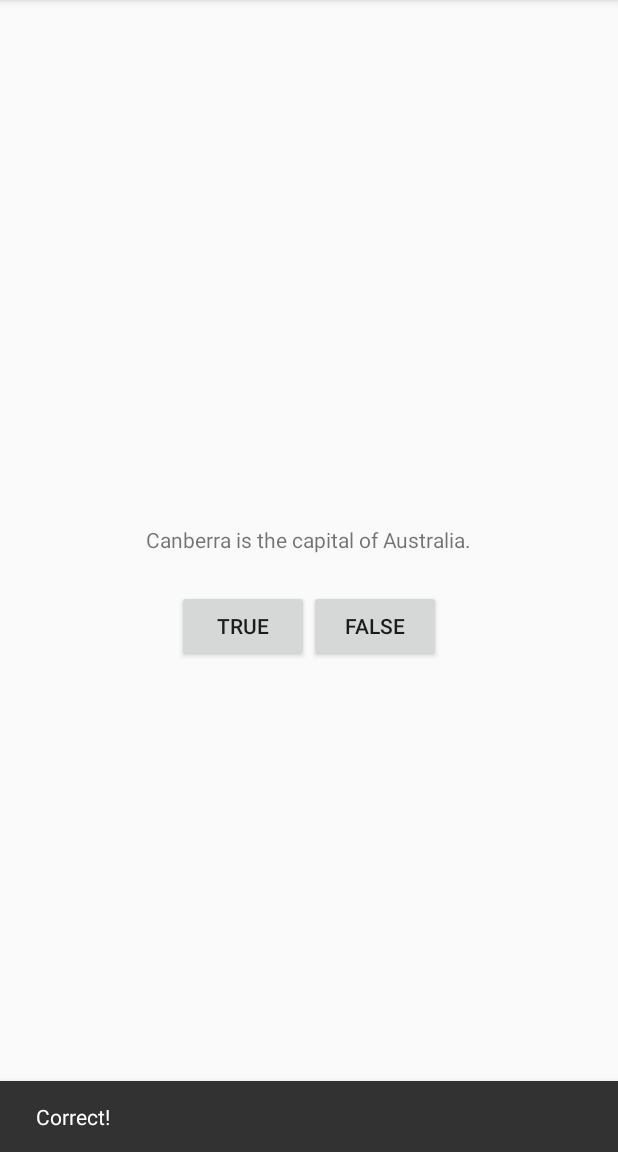
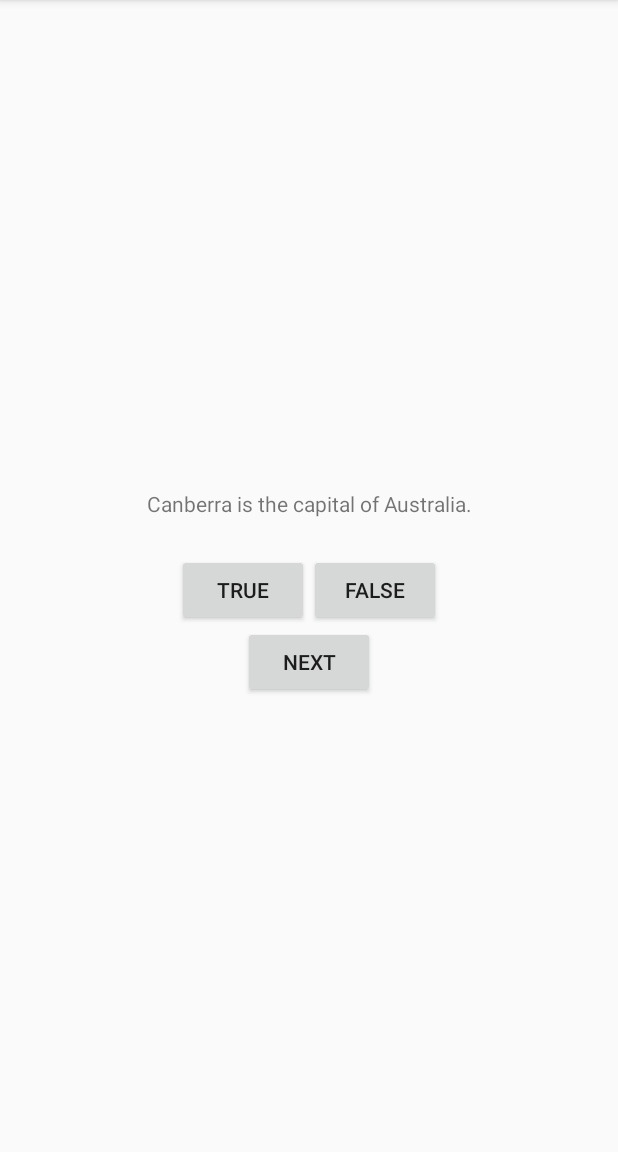
Before and after one commit to neoseurae12/GeoQuiz, an Android app: the screen it shows after launch (MainActivity), after a tap on "TRUE", on a phone screen of 412 x 824 dp, the part 84-1236 px from its top. Run offline under Robolectric (Android 15) with nearby library versions, the phone set to English and light mode, and no system bars.

Commit message:
feat: Interactive User Interfaces
- set the question text dynamically
- check user's answer

- data class (model)
- `tools:text`
- View Binding
- Vector Drawable
- Density-independent dimension units: dp, sp, etc.

```diff
--- a/app/src/main/java/com/bignerdranch/android/geoquiz/MainActivity.kt
+++ b/app/src/main/java/com/bignerdranch/android/geoquiz/MainActivity.kt
@@ -2,36 +2,63 @@ package com.bignerdranch.android.geoquiz
 
 import android.os.Bundle
 import android.view.View
-import android.widget.Button
+import android.widget.Toast
 import androidx.appcompat.app.AppCompatActivity
-import com.google.android.material.snackbar.Snackbar
+import com.bignerdranch.android.geoquiz.databinding.ActivityMainBinding
 
 class MainActivity : AppCompatActivity() {
 
-    private lateinit var trueButton: Button
-    private lateinit var falseButton: Button
+    private lateinit var binding: ActivityMainBinding
+
+    private val questionBank = listOf(
+        Question(R.string.question_australia, true),
+        Question(R.string.question_oceans, true),
+        Question(R.string.question_mideast, false),
+        Question(R.string.question_africa, false),
+        Question(R.string.question_americas, true),
+        Question(R.string.question_asia, true),
+    )
+
+    private var currentIndex = 0
 
     override fun onCreate(savedInstanceState: Bundle?) {
         super.onCreate(savedInstanceState)
-        setContentView(R.layout.activity_main)
 
-        trueButton = findViewById(R.id.true_button)
-        falseButton = findViewById(R.id.false_button)
+        binding = ActivityMainBinding.inflate(layoutInflater)
+        setContentView(binding.root)
 
-        trueButton.setOnClickListener { view: View ->
-            Snackbar.make(
-                view,
-                R.string.correct_toast,
-                Snackbar.LENGTH_SHORT
-            ).show()
+        binding.trueButton.setOnClickListener { view: View ->
+            checkAnswer(userAnswer = true)
         }
 
-        falseButton.setOnClickListener { view: View ->
-            Snackbar.make(
-                view,
-                R.string.incorrect_toast,
-                Snackbar.LENGTH_SHORT
-            ).show()
+        binding.falseButton.setOnClickListener { view: View ->
+            checkAnswer(userAnswer = false)
         }
+
+        binding.nextButton.setOnClickListener {
+            currentIndex = (currentIndex + 1) % questionBank.size
+
+            updateQuestion()
+        }
+
+        updateQuestion()
+    }
+
+    private fun updateQuestion() {
+        val questionTextResId = questionBank[currentIndex].textResId
+        binding.questionTextView.setText(questionTextResId)
+    }
+
+    private fun checkAnswer(userAnswer: Boolean) {
+        val correctAnswer = questionBank[currentIndex].answer
+
+        val messageResId = if (userAnswer == correctAnswer) {
+            R.string.correct_toast
+        } else {
+            R.string.incorrect_toast
+        }
+
+        Toast.makeText(this, messageResId, Toast.LENGTH_SHORT)
+            .show()
     }
 }
--- /dev/null
+++ b/app/src/main/java/com/bignerdranch/android/geoquiz/Question.kt
@@ -0,0 +1,5 @@
+package com.bignerdranch.android.geoquiz
+
+import androidx.annotation.StringRes
+
+data class Question(@StringRes val textResId: Int, val answer: Boolean)
--- /dev/null
+++ b/app/src/main/res/drawable/arrow_right.xml
@@ -0,0 +1,13 @@
+<vector xmlns:android="http://schemas.android.com/apk/res/android"
+    android:width="24dp"
+    android:height="24dp"
+    android:autoMirrored="true"
+    android:tint="#000000"
+    android:viewportWidth="24"
+    android:viewportHeight="24">
+
+    <path
+        android:fillColor="@android:color/white"
+        android:pathData="M10,17l5,-5 -5,-5v10z" />
+
+</vector>
--- a/app/src/main/res/layout/activity_main.xml
+++ b/app/src/main/res/layout/activity_main.xml
@@ -1,15 +1,19 @@
 <?xml version="1.0" encoding="utf-8"?>
 <LinearLayout xmlns:android="http://schemas.android.com/apk/res/android"
+    xmlns:app="http://schemas.android.com/apk/res-auto"
+    xmlns:tools="http://schemas.android.com/tools"
     android:layout_width="match_parent"
     android:layout_height="match_parent"
     android:gravity="center"
     android:orientation="vertical">
 
     <TextView
+        android:id="@+id/question_text_view"
         android:layout_width="wrap_content"
         android:layout_height="wrap_content"
+        android:gravity="center"
         android:padding="24dp"
-        android:text="@string/question_text" />
+        tools:text="@string/question_australia" />
 
     <LinearLayout
         android:layout_width="wrap_content"
@@ -21,6 +25,7 @@
             android:layout_width="wrap_content"
             android:layout_height="wrap_content"
             android:text="@string/true_button" />
+
         <Button
             android:id="@+id/false_button"
             android:layout_width="wrap_content"
@@ -28,4 +33,12 @@
             android:text="@string/false_button" />
 
     </LinearLayout>
+
+    <Button
+        android:id="@+id/next_button"
+        android:layout_width="wrap_content"
+        android:layout_height="wrap_content"
+        android:text="@string/next_button"
+        app:icon="@drawable/arrow_right"
+        app:iconGravity="end" />
 </LinearLayout>
--- a/app/src/main/res/values/strings.xml
+++ b/app/src/main/res/values/strings.xml
@@ -2,8 +2,18 @@
     <string name="app_name">GeoQuiz</string>
 
     <string name="question_text">Canberra is the capital of Australia.</string>
+
     <string name="true_button">TRUE</string>
     <string name="false_button">FALSE</string>
+    <string name="next_button">NEXT</string>
+
     <string name="correct_toast">Correct!</string>
     <string name="incorrect_toast">Incorrect!</string>
+
+    <string name="question_australia">Canberra is the capital of Australia.</string>
+    <string name="question_oceans">The Pacific Ocean is larger than the Atlantic Ocean.</string>
+    <string name="question_mideast">The Suez Canal connects the Red Sea and the Indian Ocean.</string>
+    <string name="question_africa">The source of the Nile River is in Egypt.</string>
+    <string name="question_americas">The Amazon River is the longest river in the Americas.</string>
+    <string name="question_asia">Lake Baikal is the world\'s oldest and deepest freshwater lake.</string>
 </resources>
```
